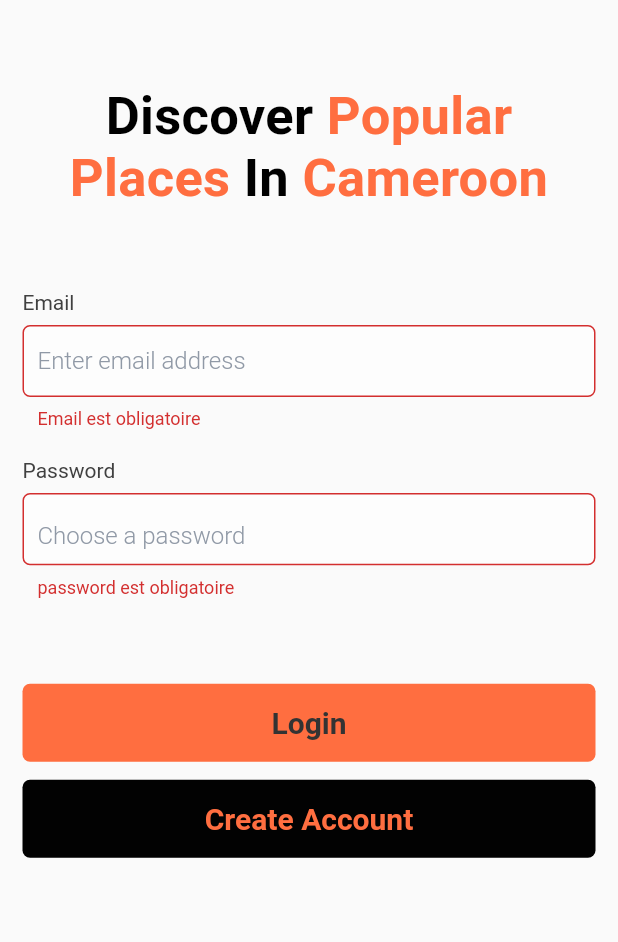
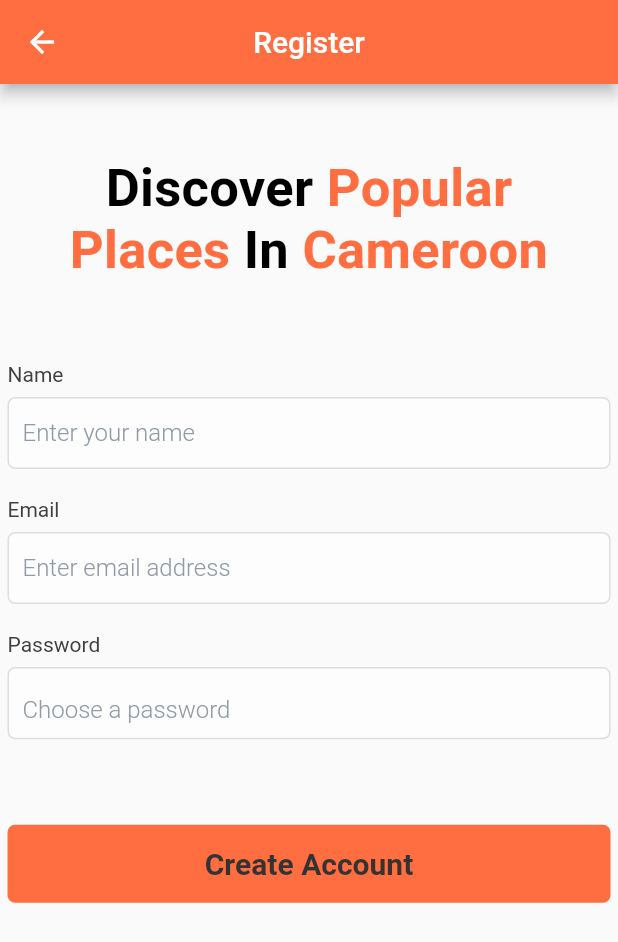
Before and after one commit to Brughth/formation_aout_city_guide, a Flutter app: the screen it shows after launch, after a tap on "Login", after a tap on "Create Account", on a phone screen of 412 x 824 dp. Shown: the top 942 px of the screen. Run offline on Flutter 3.47's test engine with Material 2 defaults, Android fonts, the phone set to English and light mode, and no system bars; our stand-ins replace dio, get_it, shared_preferences; accounts and stored records are empty; network calls fail.

Commit message:
implement register and fix login

```diff
--- a/lib/auth/data/repositories/auth_repository.dart
+++ b/lib/auth/data/repositories/auth_repository.dart
@@ -14,6 +14,7 @@ class AuthRepository {
 
     data['email'] = email;
     data['password'] = password;
+
     //? get token
     Response response = await http.post(
       '/auth/login',
@@ -50,4 +51,19 @@ class AuthRepository {
       return UserModel.fromJson(response.data);
     }
   }
+
+  register({
+    required String name,
+    required String email,
+    required String password,
+  }) async {
+    Response response = await http.post("/api/users", queryParameters: {
+      'email': email,
+      'name': name,
+      'password': password,
+    });
+    print(response);
+
+    return UserModel.fromJson(response.data);
+  }
 }
--- a/lib/auth/logic/auth_provide.dart
+++ b/lib/auth/logic/auth_provide.dart
@@ -12,18 +12,55 @@ class AuthProvider extends ChangeNotifier {
   UserModel? _user;
   UserModel? get user => _user;
 
-  bool isLogingIn = false;
-  bool successLoginIn = false;
+  bool _isLogingIn = false;
+  bool get isLogingIn => _isLogingIn;
 
-  login({required String email, required String password}) async {
-    isLogingIn = true;
+  setLoginIn(bool value) {
+    _isLogingIn = value;
+    notifyListeners();
+  }
+
+  bool _successLogin = false;
+  bool get successLoginIn => _successLogin;
+
+  login({
+    required String email,
+    required String password,
+  }) async {
+    _isLogingIn = true;
+    _successLogin = false;
     notifyListeners();
 
     _user = await authRepository.loging(email: email, password: password);
 
     print(_user);
-    successLoginIn = true;
-    isLogingIn = false; //loic.ngou98@gmail.com
+
+    _successLogin = true;
+    _isLogingIn = false; //loic.ngou98@gmail.com
     notifyListeners();
   }
+
+  bool _isLoading = false;
+  bool get isLoading => _isLoading;
+
+  setLoading(bool value) {
+    _isLoading = value;
+    notifyListeners();
+  }
+
+  register({
+    required String name,
+    required String email,
+    required String password,
+  }) async {
+    setLoading(true);
+
+    _user = await authRepository.register(
+      name: name,
+      email: email,
+      password: password,
+    );
+
+    setLoading(false);
+  }
 }
--- a/lib/auth/presentation/login_page.dart
+++ b/lib/auth/presentation/login_page.dart
@@ -1,6 +1,8 @@
 import 'dart:developer';
 
+import 'package:city_guide/auth/data/repositories/auth_repository.dart';
 import 'package:city_guide/auth/logic/auth_provide.dart';
+import 'package:city_guide/auth/presentation/register_page.dart';
 import 'package:city_guide/shared/screens/homepage.dart';
 import 'package:city_guide/shared/utils/alert.dart';
 import 'package:city_guide/shared/utils/app_colors.dart';
@@ -9,6 +11,7 @@ import 'package:city_guide/shared/widgets/app_button.dart';
 import 'package:city_guide/shared/widgets/app_input.dart';
 import 'package:dio/dio.dart';
 import 'package:flutter/material.dart';
+import 'package:flutter/services.dart';
 import 'package:provider/provider.dart';
 
 class LoginPage extends StatefulWidget {
@@ -43,14 +46,14 @@ class _LoginPageState extends State<LoginPage> {
   @override
   Widget build(BuildContext context) {
     double screenHeight = MediaQuery.of(context).size.height;
+    AuthProvider authProvider = context.read<AuthProvider>();
+
     return Scaffold(
-      body: SafeArea(child: Consumer<AuthProvider>(
-        builder: (context, authProvide, child) {
-          return Form(
+      body: SafeArea(
+        child: Form(
           key: _formKey,
           child: Padding(
-              padding:
-                  const EdgeInsets.symmetric(vertical: 8.0, horizontal: 15),
+            padding: const EdgeInsets.symmetric(vertical: 8.0, horizontal: 15),
             child: ListView(
               children: [
                 SizedBox(
@@ -140,7 +143,7 @@ class _LoginPageState extends State<LoginPage> {
                     mainAxisAlignment: MainAxisAlignment.center,
                     children: [
                       AppButton(
-                          loading: authProvide.isLogingIn,
+                        loading: context.watch<AuthProvider>().isLogingIn,
                         loadingColor: AppColors.primaryGrayText,
                         text: const Text(
                           "Login",
@@ -153,22 +156,29 @@ class _LoginPageState extends State<LoginPage> {
                         onPressed: () async {
                           if (_formKey.currentState!.validate()) {
                             try {
-                                authProvide.login(
+                              await authProvider.login(
                                 email: _emailController.text.trim(),
                                 password: _passwordController.text.trim(),
                               );
-
                               _emailController.clear();
                               _passwordController.clear();
+                              if (mounted) {
                                 showSuccessMessage("Success Login", context);
                                 Navigator.of(context).pushAndRemoveUntil(
                                   MaterialPageRoute(
                                       builder: (context) => const HomePage()),
                                   (route) => false,
                                 );
+                              }
                             } on DioError catch (e) {
-                                showWarningMessage("Error login", context);
+                              print(e);
+                              authProvider.setLoginIn(false);
+                              showWarningMessage(
+                                  "${e.response?.data['error'] ?? "une erreur inconue s'est produite"}",
+                                  context);
                             } catch (e) {
+                              print(e);
+                              authProvider.setLoginIn(false);
                               showErrorMessage("!!Error loginIn ", context);
                             }
                           }
@@ -185,7 +195,13 @@ class _LoginPageState extends State<LoginPage> {
                           ),
                         ),
                         color: AppColors.black,
-                          onPressed: () {},
+                        onPressed: () {
+                          Navigator.of(context).push(
+                            MaterialPageRoute(
+                              builder: (context) => const ResgisterPage(),
+                            ),
+                          );
+                        },
                       ),
                     ],
                   ),
@@ -193,9 +209,8 @@ class _LoginPageState extends State<LoginPage> {
               ],
             ),
           ),
-          );
-        },
-      )),
+        ),
+      ),
     );
   }
 }
--- /dev/null
+++ b/lib/auth/presentation/register_page.dart
@@ -0,0 +1,203 @@
+import 'package:city_guide/auth/logic/auth_provide.dart';
+import 'package:city_guide/shared/screens/homepage.dart';
+import 'package:city_guide/shared/utils/alert.dart';
+import 'package:city_guide/shared/utils/app_colors.dart';
+import 'package:city_guide/shared/utils/validators.dart';
+import 'package:city_guide/shared/widgets/app_button.dart';
+import 'package:city_guide/shared/widgets/app_input.dart';
+import 'package:dio/dio.dart';
+import 'package:flutter/material.dart';
+import 'package:provider/provider.dart';
+
+class ResgisterPage extends StatefulWidget {
+  const ResgisterPage({super.key});
+
+  @override
+  State<ResgisterPage> createState() => _ResgisterPageState();
+}
+
+class _ResgisterPageState extends State<ResgisterPage> {
+  var _formKey = GlobalKey<FormState>();
+  bool visibily = true;
+
+  late TextEditingController _emailController;
+  late TextEditingController _nameController;
+  late TextEditingController _passwordController;
+
+  @override
+  void initState() {
+    _emailController = TextEditingController();
+    _nameController = TextEditingController();
+    _passwordController = TextEditingController();
+    super.initState();
+  }
+
+  @override
+  void dispose() {
+    _emailController.dispose();
+    _passwordController.dispose();
+    _nameController.dispose();
+    super.dispose();
+  }
+
+  @override
+  Widget build(BuildContext context) {
+    double screenHeight = MediaQuery.of(context).size.height;
+    AuthProvider authProvider = context.read<AuthProvider>();
+    return Scaffold(
+      appBar: AppBar(
+        title: const Text("Register"),
+        centerTitle: true,
+      ),
+      body: Padding(
+        padding: const EdgeInsets.symmetric(horizontal: 5),
+        child: Form(
+          key: _formKey,
+          child: ListView(
+            children: [
+              SizedBox(
+                height: screenHeight * .06,
+              ),
+              RichText(
+                textAlign: TextAlign.center,
+                text: const TextSpan(
+                  text: "Discover ",
+                  style: TextStyle(
+                    fontSize: 35,
+                    fontWeight: FontWeight.w700,
+                    letterSpacing: .2,
+                    color: Colors.black,
+                  ),
+                  children: [
+                    TextSpan(
+                      text: "Popular \nPlaces ",
+                      style: TextStyle(
+                        color: AppColors.primary,
+                        fontSize: 35,
+                        fontWeight: FontWeight.w700,
+                        letterSpacing: .2,
+                      ),
+                    ),
+                    TextSpan(
+                      text: "In ",
+                      style: TextStyle(
+                        fontSize: 35,
+                        fontWeight: FontWeight.w700,
+                        height: 1,
+                        letterSpacing: .2,
+                        color: Colors.black,
+                      ),
+                    ),
+                    TextSpan(
+                      text: "Cameroon",
+                      style: TextStyle(
+                        color: AppColors.primary,
+                        fontSize: 35,
+                        fontWeight: FontWeight.w700,
+                        letterSpacing: .2,
+                      ),
+                    ),
+                  ],
+                ),
+              ),
+              SizedBox(
+                height: screenHeight * .05,
+              ),
+              AppInput(
+                controller: _nameController,
+                label: "Name",
+                hintText: "Enter your name",
+                keyboardType: TextInputType.emailAddress,
+                validator: (value) {
+                  return Validators.required("Email", value);
+                },
+              ),
+              AppInput(
+                controller: _emailController,
+                label: "Email",
+                hintText: "Enter email address",
+                keyboardType: TextInputType.emailAddress,
+                validator: (value) {
+                  return Validators.required("Email", value);
+                },
+              ),
+              AppInput(
+                controller: _passwordController,
+                label: "Password",
+                hintText: "Choose a password",
+                maxLine: 1,
+                minLine: 1,
+                suffix: InkWell(
+                  onTap: () {
+                    setState(() {
+                      visibily = !visibily;
+                    });
+                  },
+                  child: Icon(
+                    visibily ? Icons.visibility : Icons.visibility_off,
+                  ),
+                ),
+                obscureText: visibily,
+                keyboardType: TextInputType.visiblePassword,
+                validator: (value) {
+                  return Validators.required("password", value);
+                },
+              ),
+              const SizedBox(
+                height: 45,
+              ),
+              Container(
+                child: Column(
+                  mainAxisAlignment: MainAxisAlignment.center,
+                  children: [
+                    AppButton(
+                      loading: context.watch<AuthProvider>().isLoading,
+                      loadingColor: AppColors.primaryGrayText,
+                      text: const Text(
+                        "Create Account",
+                        style: TextStyle(
+                          color: AppColors.primaryGrayText,
+                          fontSize: 20,
+                          fontWeight: FontWeight.bold,
+                        ),
+                      ),
+                      onPressed: () async {
+                        if (_formKey.currentState!.validate()) {
+                          try {
+                            await authProvider.register(
+                              name: _nameController.text.trim(),
+                              email: _emailController.text.trim(),
+                              password: _passwordController.text.trim(),
+                            );
+                            if (mounted) {
+                              showSuccessMessage("Success", context);
+                              Navigator.of(context).pushAndRemoveUntil(
+                                MaterialPageRoute(
+                                    builder: (context) => const HomePage()),
+                                (route) => false,
+                              );
+                            }
+                          } on DioError catch (e) {
+                            print(e);
+                            authProvider.setLoading(false);
+                            showWarningMessage(
+                                "${e.response?.data['error'] ?? "une erreur inconue s'est produite"}",
+                                context);
+                          } catch (e) {
+                            print(e);
+                            authProvider.setLoading(false);
+                            showErrorMessage("!!Error loginIn ", context);
+                          }
+                        }
+                      },
+                    ),
+                  ],
+                ),
+              ),
+            ],
+          ),
+        ),
+      ),
+    );
+  }
+}
```
Lines whose indentation alone changed are shown as unchanged.
